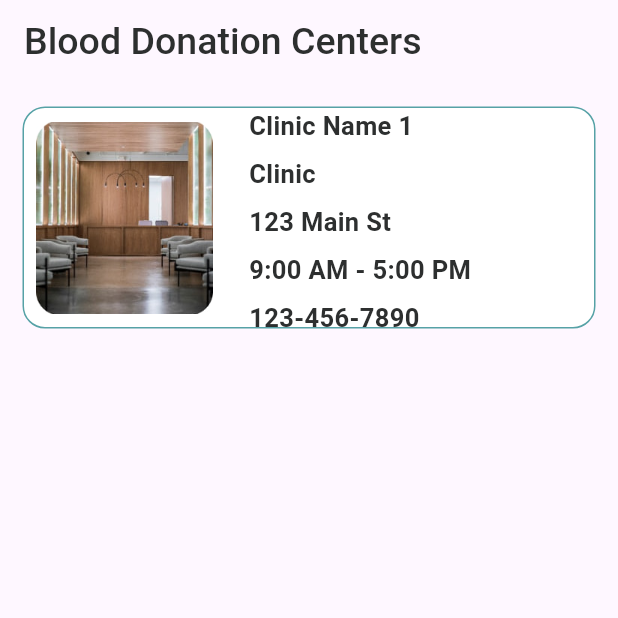
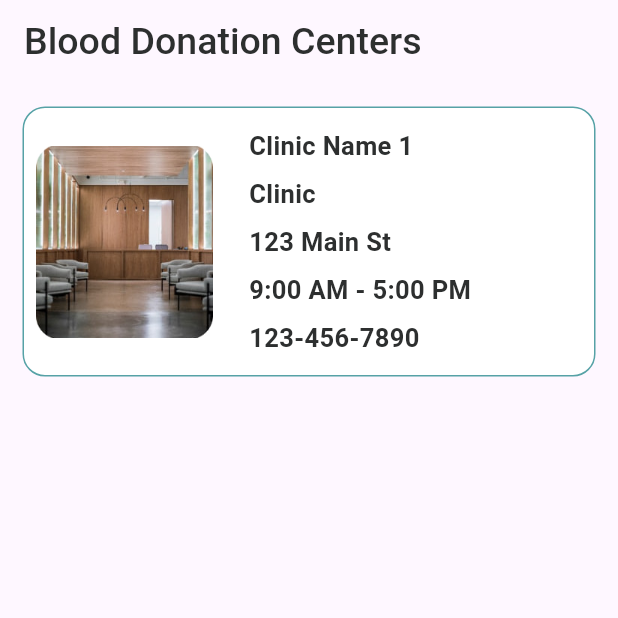
Before and after one commit to Rostomgh/MediDose-App, a Flutter app: the BloodP screen opened by its route, on a phone screen of 412 x 824 dp, the top half of it. Run offline on Flutter 3.47's test engine with Material 3 defaults, Android fonts, the phone set to English and light mode, and no system bars; our stand-ins replace animated_splash_screen, bloc, dio, eva_icons_flutter, flutter_bloc, flutter_svg and 3 more.

Commit message:
fix error ,change container

```diff
--- a/lib/core/Widgets/CustomGrid.dart
+++ b/lib/core/Widgets/CustomGrid.dart
@@ -36,7 +36,7 @@ class CustomGrid extends StatelessWidget {
                   border: Border.all(color: AppColors.secondry),
                   color: Colors.white,
                 ),
-                height: 148,
+                height: 180,
                 width: double.infinity, // Adjust width for responsiveness
                 alignment: Alignment.center,
                 child: Row(
```
